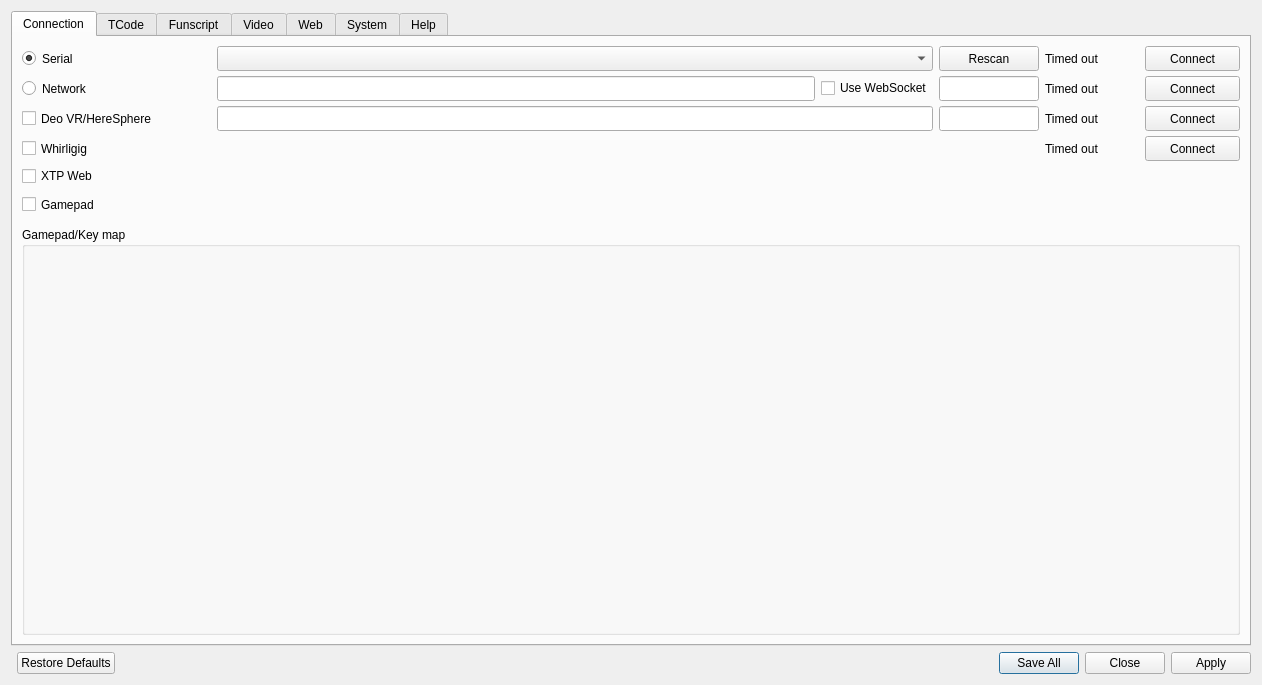
Qt form src/settings.ui (jcfain/XTPlayer) before a commit.
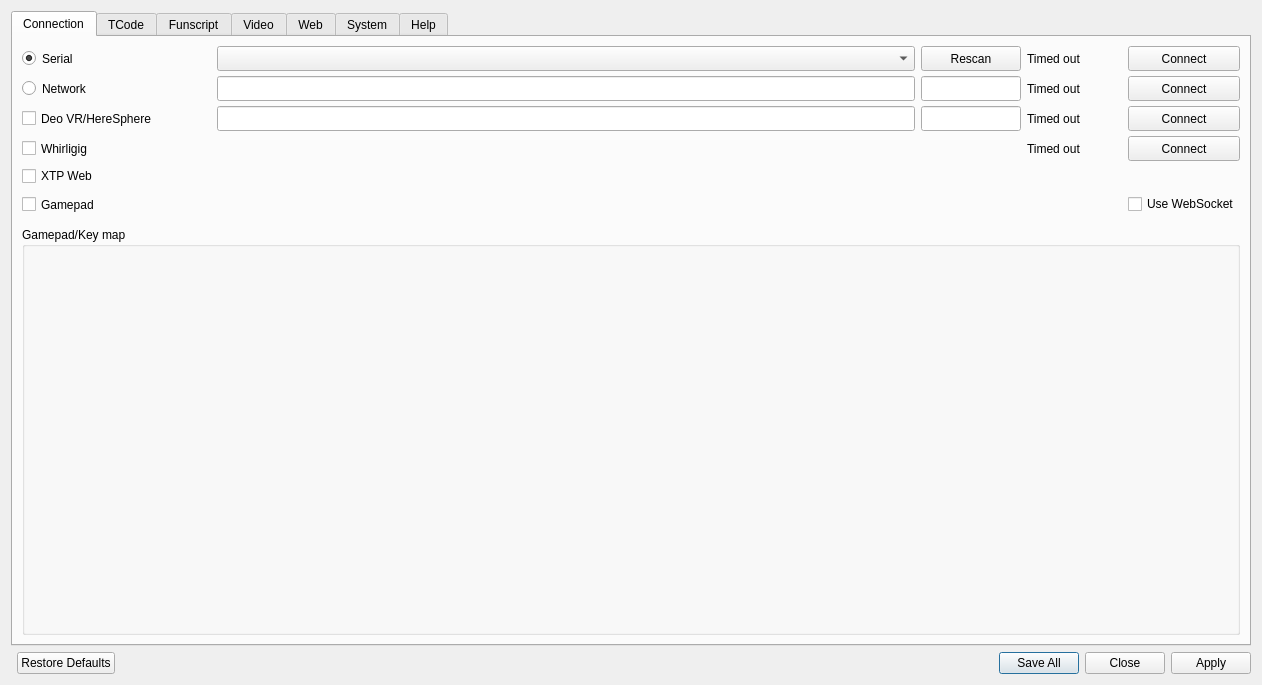
The same form after that commit. Icons and pictures are not drawn.

Commit message:
Make stop on pause
Adding Websocket but disable it because QWebsocket builds a buffer of small packets and sends them at once making real time communication impossible..

Patch:
```diff
--- a/src/settings.ui
+++ b/src/settings.ui
@@ -145,16 +145,6 @@
            </property>
           </widget>
          </item>
-         <item row="1" column="3" colspan="6">
-          <widget class="QLineEdit" name="networkAddressTxt">
-           <property name="minimumSize">
-            <size>
-             <width>0</width>
-             <height>25</height>
-            </size>
-           </property>
-          </widget>
-         </item>
          <item row="5" column="3" colspan="2">
           <widget class="QLabel" name="gamepadStatusLbl">
            <property name="text">
@@ -304,13 +294,6 @@
            </property>
           </widget>
          </item>
-         <item row="1" column="9">
-          <widget class="QCheckBox" name="useWebSocketsCheckbox">
-           <property name="text">
-            <string>Use WebSocket</string>
-           </property>
-          </widget>
-         </item>
          <item row="1" column="10">
           <widget class="QLineEdit" name="networkPortTxt">
            <property name="minimumSize">
@@ -385,6 +368,29 @@
            </property>
           </widget>
          </item>
+         <item row="5" column="12">
+          <widget class="QCheckBox" name="useWebSocketsCheckbox">
+           <property name="enabled">
+            <bool>true</bool>
+           </property>
+           <property name="text">
+            <string>Use WebSocket</string>
+           </property>
+          </widget>
+         </item>
+         <item row="1" column="3" colspan="7">
+          <widget class="QLineEdit" name="networkAddressTxt">
+           <property name="enabled">
+            <bool>true</bool>
+           </property>
+           <property name="minimumSize">
+            <size>
+             <width>0</width>
+             <height>25</height>
+            </size>
+           </property>
+          </widget>
+         </item>
         </layout>
        </item>
        <item row="1" column="0" colspan="2">
```
The commit also changes 2 other files.
